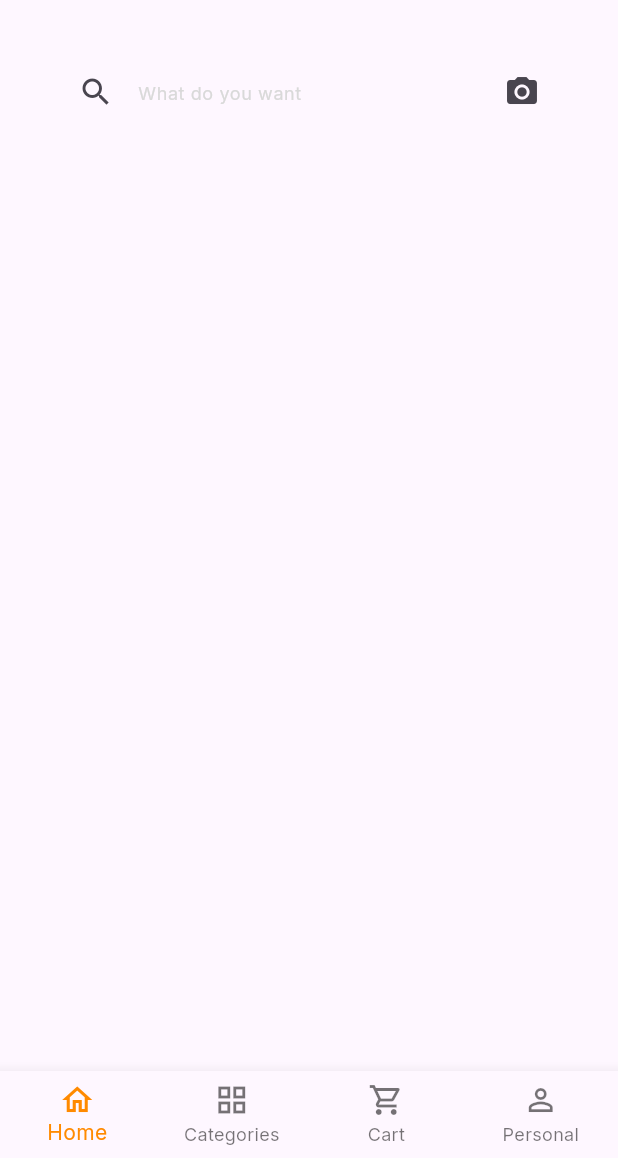
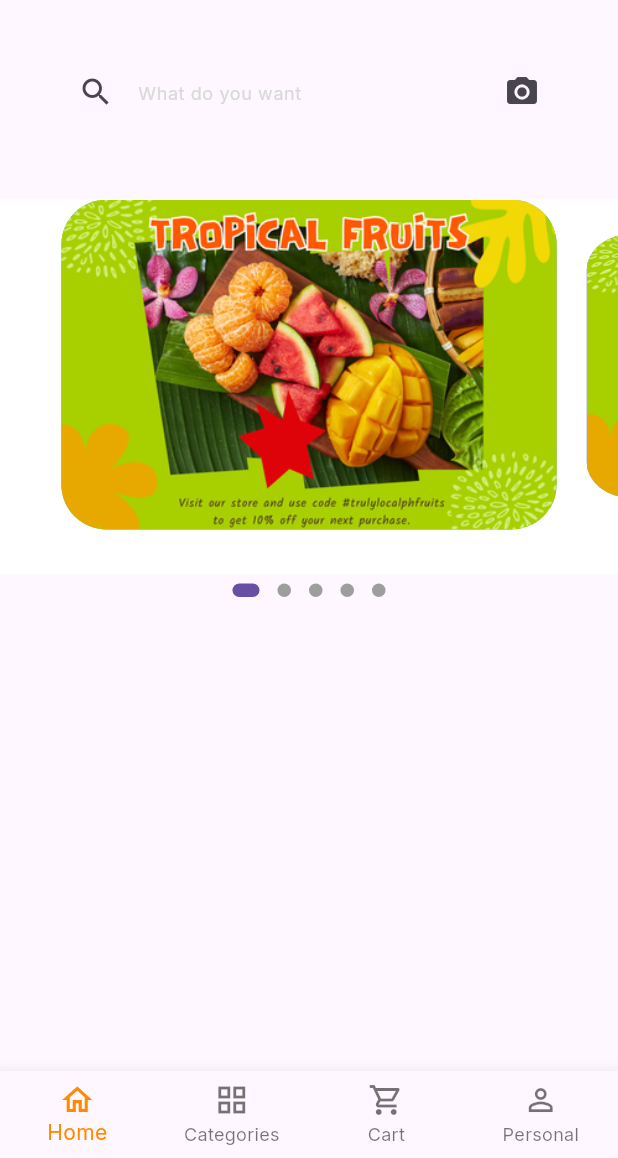
Before and after one commit to IbnuTopanAdib/fruit-shop, a Flutter app: the screen it shows after launch, on a phone screen of 412 x 824 dp, the part 78-1236 px from its top. Run offline on Flutter 3.47's test engine with Material 3 defaults, Android fonts, the phone set to English and light mode, and no system bars; drawn by our look-alikes of dots_indicator; our stand-ins replace firebase_core, flutter_riverpod, font_awesome_flutter, google_fonts; accounts and stored records are empty.

Commit message:
create discount element with page view builder and animation

```diff
--- a/lib/screen/home_screen.dart
+++ b/lib/screen/home_screen.dart
@@ -1,6 +1,7 @@
 import 'package:flutter/material.dart';
 import 'package:flutter_riverpod/flutter_riverpod.dart';
 import 'package:fruit_shop/const/palette.dart';
+import 'package:fruit_shop/widgets/discount.dart';
 
 class HomeScreen extends StatefulWidget {
   const HomeScreen({super.key});
@@ -38,6 +39,7 @@ class _HomeScreenState extends State<HomeScreen> {
             ],
           ),
         ),
+        const Discount()
       ],
     );
   }
--- /dev/null
+++ b/lib/widgets/discount.dart
@@ -0,0 +1,118 @@
+import 'package:dots_indicator/dots_indicator.dart';
+import 'package:flutter/material.dart';
+
+class Discount extends StatefulWidget {
+  const Discount({super.key});
+
+  @override
+  State<Discount> createState() => _DiscountState();
+}
+
+class _DiscountState extends State<Discount> {
+  PageController pageController = PageController(viewportFraction: 0.85);
+  var _currPageValue = 0.0;
+
+  final double _scaleFactor = .8;
+
+  final double _height = 230.0;
+
+  @override
+  void initState() {
+    super.initState();
+    pageController.addListener(() {
+      setState(() {
+        _currPageValue = pageController.page!;
+        print(_currPageValue);
+      });
+    });
+  }
+
+  @override
+  void dispose() {
+    super.dispose();
+    pageController.dispose();
+  }
+
+  Widget _buildPageItem(index) {
+    Matrix4 matrix = Matrix4.identity();
+
+    if (index == _currPageValue.floor()) {
+      var currScale = 1 - (_currPageValue - index) * (1 - _scaleFactor);
+      var currTrans = _height * (1 - currScale) / 2;
+      matrix = Matrix4.diagonal3Values(1.0, currScale, 1.0)
+        ..setTranslationRaw(0, currTrans, 0);
+    } else if (index == _currPageValue.floor() + 1) {
+      var currScale =
+          _scaleFactor + (_currPageValue - index + 1) * (1 - _scaleFactor);
+      var currTrans = _height * (1 - currScale) / 2;
+      matrix = Matrix4.diagonal3Values(1.0, currScale, 1.0)
+        ..setTranslationRaw(0, currTrans, 0);
+    } else if (index == _currPageValue.floor() - 1) {
+      var currScale = 1 - (_currPageValue - index) * (1 - _scaleFactor);
+      var currTrans = _height * (1 - currScale) / 2;
+      matrix = Matrix4.diagonal3Values(1.0, currScale, 1.0)
+        ..setTranslationRaw(0, currTrans, 0);
+    } else {
+      var currScale = 0.8;
+      matrix = Matrix4.diagonal3Values(1.0, currScale, 1.0)
+        ..setTranslationRaw(0, _height * (1 - _scaleFactor) / 2, 0);
+    }
+
+    return Transform(
+      transform: matrix,
+      child: Padding(
+        padding: const EdgeInsets.symmetric(horizontal: 5),
+        child: GestureDetector(
+          child: Align(
+            alignment: Alignment.topCenter,
+            child: Container(
+              padding: const EdgeInsets.only(left: 20, top: 20),
+              height: 220,
+              width: MediaQuery.of(context).size.width - 20,
+              margin: const EdgeInsets.only(right: 5, left: 5),
+              decoration: BoxDecoration(
+                  borderRadius: BorderRadius.circular(30),
+                  color: index.isEven ? Color(0xFF69c5df) : Color(0xFF9294cc),
+                  image: DecorationImage(
+                      fit: BoxFit.cover,
+                      image: AssetImage("assets/images/discount1.png"))),
+            ),
+          ),
+        ),
+      ),
+    );
+  }
+
+  @override
+  Widget build(BuildContext context) {
+    return Container(
+      padding: const EdgeInsets.only(top: 15),
+      child: Column(
+        children: [
+          Container(
+            height: 250,
+            color: Colors.white,
+            child: PageView.builder(
+              controller: pageController,
+              itemCount: 5,
+              physics: BouncingScrollPhysics(),
+              itemBuilder: (context, index) {
+                return _buildPageItem(index);
+              },
+            ),
+          ),
+          DotsIndicator(
+            dotsCount: 5,
+            position: _currPageValue.floor(),
+            decorator: DotsDecorator(
+              size: const Size.square(9.0),
+              activeSize: const Size(18.0, 9.0),
+              activeShape: RoundedRectangleBorder(
+                  borderRadius: BorderRadius.circular(5.0)),
+            ),
+          ),
+        ],
+      ),
+    );
+  }
+}
--- a/pubspec.yaml
+++ b/pubspec.yaml
@@ -39,6 +39,7 @@ dependencies:
   font_awesome_flutter: ^10.7.0
   flutter_riverpod: ^2.5.1
   firebase_core: ^3.5.0
+  dots_indicator: ^3.0.0
 
 dev_dependencies:
   flutter_test:
```
Also changed, not shown: assets/images/discount1.png (added), pubspec.lock.
